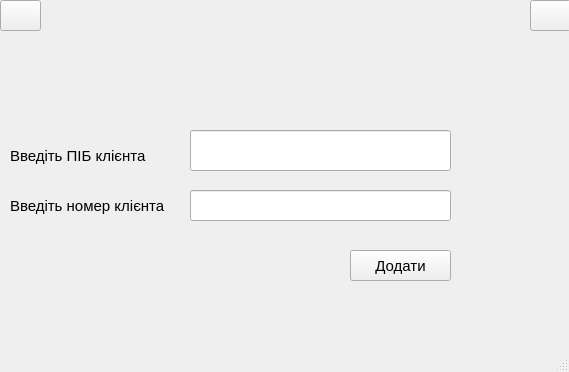
Before: the Qt Designer form uis/add_clients.ui in definitelyDefi/atelier-nitka-accounting, drawn with Qt 5.
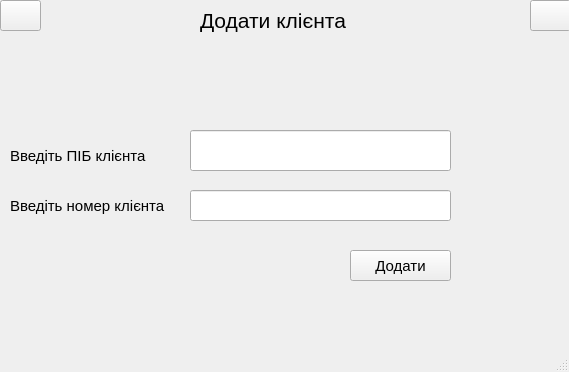
After: the same form once the commit is applied. Icons and pictures are not drawn.

```diff
--- a/uis/add_clients.ui
+++ b/uis/add_clients.ui
@@ -154,6 +154,24 @@
      </size>
     </property>
    </widget>
+   <widget class="QLabel" name="label_3">
+    <property name="geometry">
+     <rect>
+      <x>200</x>
+      <y>0</y>
+      <width>201</width>
+      <height>41</height>
+     </rect>
+    </property>
+    <property name="font">
+     <font>
+      <pointsize>16</pointsize>
+     </font>
+    </property>
+    <property name="text">
+     <string>Додати клієнта</string>
+    </property>
+   </widget>
   </widget>
   <widget class="QStatusBar" name="statusbar"/>
  </widget>
```
Left out of the diff: 6 changed lines with no effect on the pictures.
